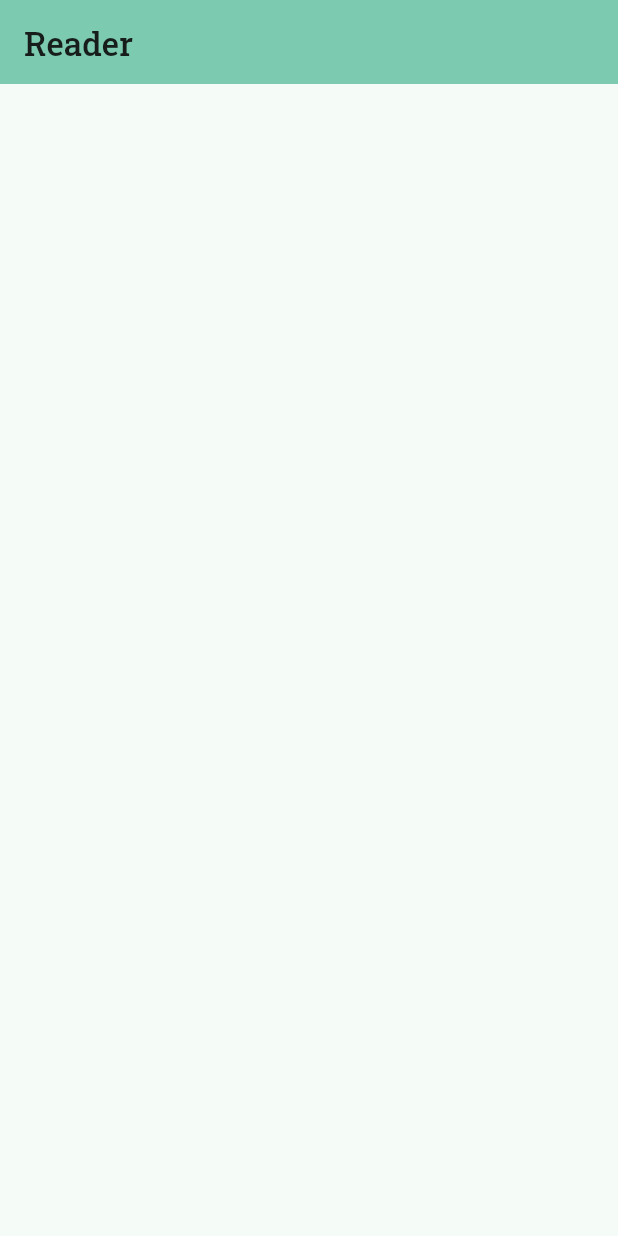
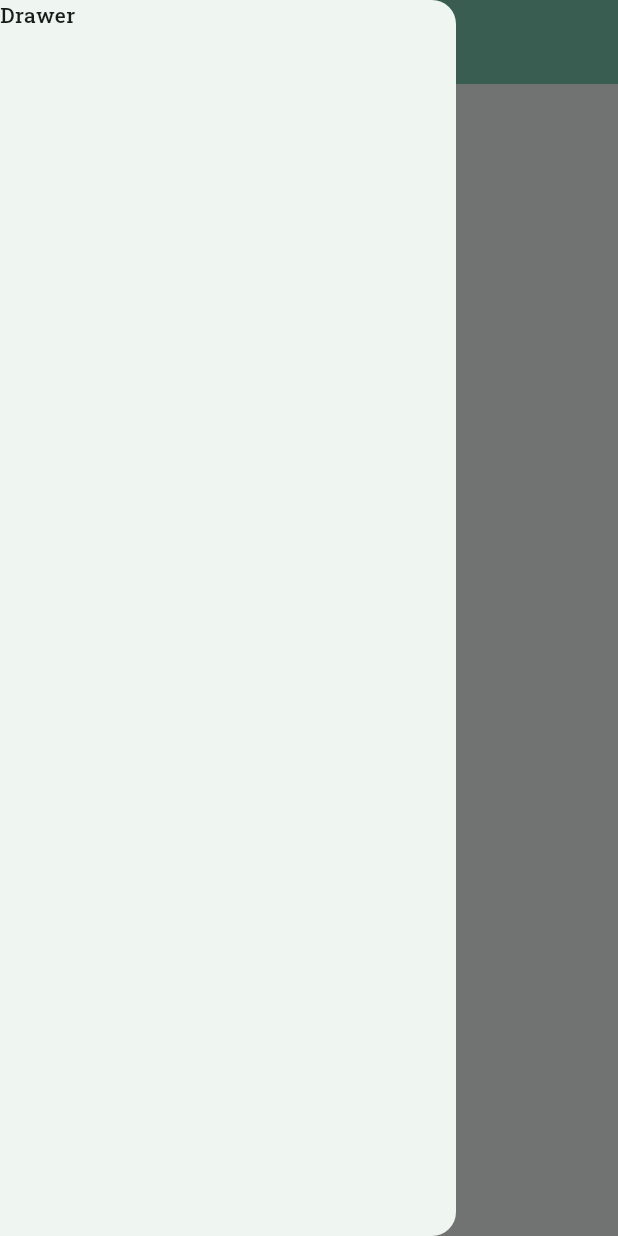
Before and after one commit to roninds14/reader, a Flutter app: the ReaderPage screen opened by its route, with the side drawer open (before the commit the screen has no drawer), on a phone screen of 412 x 824 dp. Run offline on Flutter 3.47's test engine with Material 3 defaults, Android fonts, the phone set to English and light mode, and no system bars; our stand-ins replace flutter_switch, shared_preferences; missing offline and left inert: flutter_flavor; accounts and stored records are empty; generated files the repository leaves out were written again.

Commit message:
correcao duplo inicializaco null e iniciando drawer

```diff
--- a/lib/views/reader_page.dart
+++ b/lib/views/reader_page.dart
@@ -16,6 +16,10 @@ class _ReaderPageState extends State<ReaderPage> {
         context,
         "Reader",
         centerTitle: false,
+        automaticallyImplyLeading: true,
+      ),
+      drawer: const Drawer(
+        child: Text("Drawer"),
       ),
     );
   }
--- a/lib/views/terms_page.dart
+++ b/lib/views/terms_page.dart
@@ -13,7 +13,7 @@ class TermsPage extends StatefulWidget {
 
 class _TermsPageState extends State<TermsPage> {
   bool _checkboxValue = false;
-  void Function()? _buttonFunction = null;
+  void Function()? _buttonFunction;
 
   void _buttonActive(bool checkboxValue) {
     setState(() {
```
